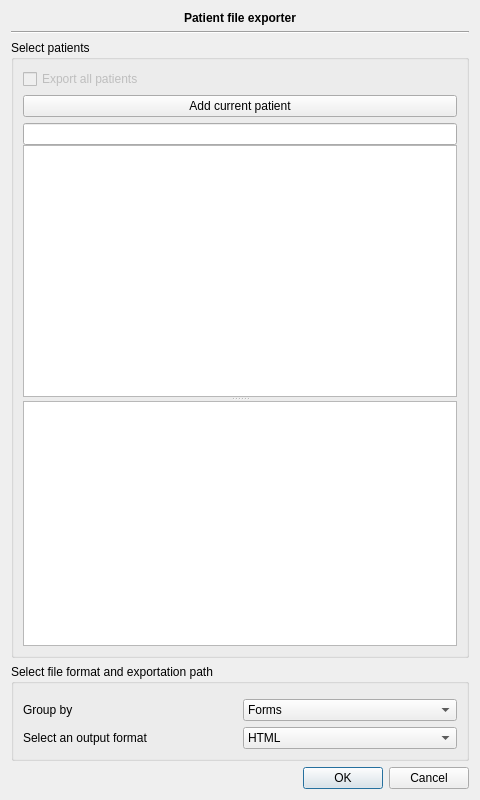
Old version of the form plugins/patientbaseplugin/patientdataextractordialog.ui in the repository FreeHealth/freehealth.
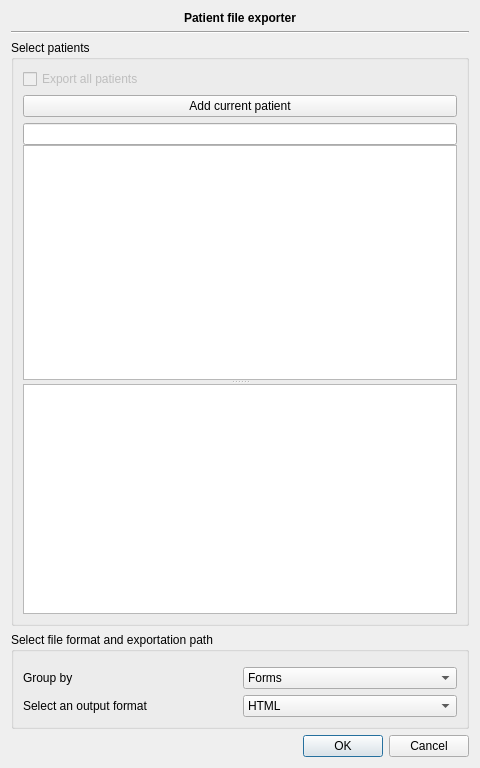
New version of the form. Custom widgets are drawn as their Qt base class.

Commit message: height 768 (respect 1024x768 standard screen resolution still in use by 6% PC users)

The edit to the form file:
```diff
--- a/plugins/patientbaseplugin/patientdataextractordialog.ui
+++ b/plugins/patientbaseplugin/patientdataextractordialog.ui
@@ -7,7 +7,7 @@
     <x>0</x>
     <y>0</y>
     <width>480</width>
-    <height>800</height>
+    <height>768</height>
    </rect>
   </property>
   <property name="windowTitle">
```
